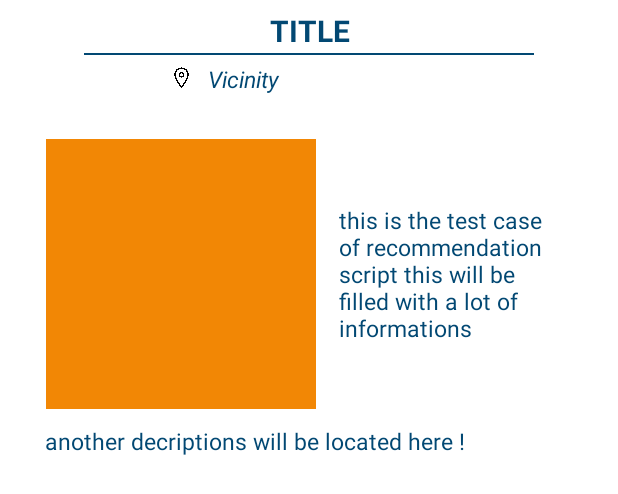
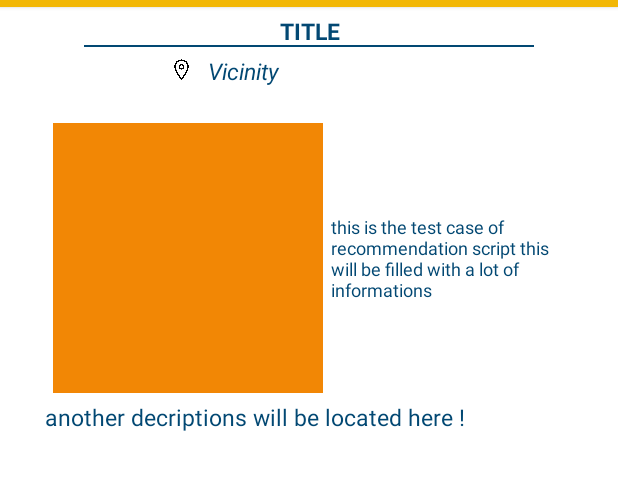
Before and after one commit to CSID-DGU/2020-1-OSSP2-SEOULLO-3, an Android app: the layout layout_recommend_first.xml on its own in the app's theme, with its tools: preview values and no code run, on a phone screen of 412 x 824 dp. Shown: the top 494 px of the screen. Run offline under Robolectric (Android 15) with nearby library versions, the phone set to English and light mode, and no system bars.

```diff
--- a/Seoullo/app/src/main/java/com/seoullo/seoullotour/Profile/ProfileActivity.java
+++ b/Seoullo/app/src/main/java/com/seoullo/seoullotour/Profile/ProfileActivity.java
@@ -4,6 +4,7 @@ import android.content.Context;
 import android.content.Intent;
 import android.os.Bundle;
 import android.util.Log;
+import android.view.View;
 import android.widget.ImageView;
 import android.widget.ProgressBar;
 import android.widget.Toast;
@@ -129,4 +130,9 @@ public class ProfileActivity extends AppCompatActivity implements
             transaction.commit();
         }
     }
+    @Override
+    public void onBackPressed() {
+        super.onBackPressed();
+        finish();
+    }
 }
--- a/Seoullo/app/src/main/res/layout/layout_recommend_first.xml
+++ b/Seoullo/app/src/main/res/layout/layout_recommend_first.xml
@@ -5,29 +5,46 @@
     xmlns:app="http://schemas.android.com/apk/res-auto"
     android:background="@color/white"
     >
+    <LinearLayout
+    android:id="@+id/title_group"
+    android:layout_width="match_parent"
+    android:layout_height="30dp"
 
+    app:layout_constraintTop_toTopOf="parent"
+    app:layout_constraintBottom_toTopOf="@id/title_division"
+    android:orientation="vertical"
+    android:gravity="center"
+    >
+        <Button
+            android:id="@+id/slideup_btn"
+            android:layout_width="match_parent"
+            android:layout_height="10dp"
+            android:gravity="center"
+            android:background="@color/theme_camel"
+            />
     <TextView
         android:id="@+id/recommend_title"
         android:layout_width="match_parent"
-        android:layout_height="30dp"
+        android:layout_height="20dp"
 
-        app:layout_constraintTop_toTopOf="parent"
         android:layout_margin="5dp"
 
         android:text="TITLE"
-        android:textSize="20sp"
+        android:textSize="15sp"
         android:textColor="@color/theme_deepblue"
         android:textStyle="bold"
         android:textAlignment="center"
-        android:gravity="center"
+
+        android:layout_marginEnd="15dp"
         />
+    </LinearLayout>
     <LinearLayout
         android:id="@+id/title_division"
         android:layout_width="300dp"
         android:layout_height="1dp"
         android:background="@color/theme_deepblue"
 
-        app:layout_constraintTop_toBottomOf="@id/recommend_title"
+        app:layout_constraintTop_toBottomOf="@id/title_group"
         app:layout_constraintLeft_toLeftOf="parent"
         app:layout_constraintRight_toRightOf="parent"
         android:orientation="horizontal" />
@@ -73,22 +90,23 @@
         app:layout_constraintTop_toBottomOf="@id/group_vicinity"
         app:layout_constraintBottom_toTopOf="@id/group_info1"
         android:orientation="horizontal">
-        <ScrollView
+        <HorizontalScrollView
             android:id="@+id/scroll_type"
             android:layout_width="fill_parent"
             android:layout_height="fill_parent"
             android:fillViewport="true"
-            android:layout_margin="0dp">
+            android:layout_margin="0dp"
+            android:scrollbars="none"
+            >
             <LinearLayout
                 android:id="@+id/scroll_type_item"
                 android:layout_width="match_parent"
-                android:layout_height="match_parent"
+                android:layout_height="wrap_content"
                 android:orientation="horizontal"
-                android:padding="5dp"
                 >
 
             </LinearLayout>
-        </ScrollView>
+        </HorizontalScrollView>
     </LinearLayout>
     <LinearLayout
         android:id="@+id/group_info1"
@@ -107,7 +125,7 @@
         android:layout_width="180dp"
         android:layout_height="180dp"
 
-        android:layout_margin="5dp"
+
 
         android:src="@color/theme_orange"
         />
@@ -116,12 +134,12 @@
         android:layout_width="150dp"
         android:layout_height="wrap_content"
 
-        android:layout_margin="10dp"
+        android:layout_margin="5dp"
 
         android:text="this is the test case of recommendation script this will be filled with a lot of informations"
         android:textColor="@color/theme_deepblue"
         android:gravity="top"
-        android:textSize="15sp"/>
+        android:textSize="12sp"/>
     </LinearLayout>
     <LinearLayout
         android:id="@+id/group_info2"
```
Also changed, not shown: Seoullo/app/src/main/java/com/seoullo/seoullotour/Recommend/RecommendFirstFragment.java (+28 -4 lines), Seoullo/app/src/main/java/com/seoullo/seoullotour/Recommend/RecommendFragment.java (+23 -6 lines), Seoullo/app/src/main/res/layout/fragment_recommend.xml (+16 -6 lines).
